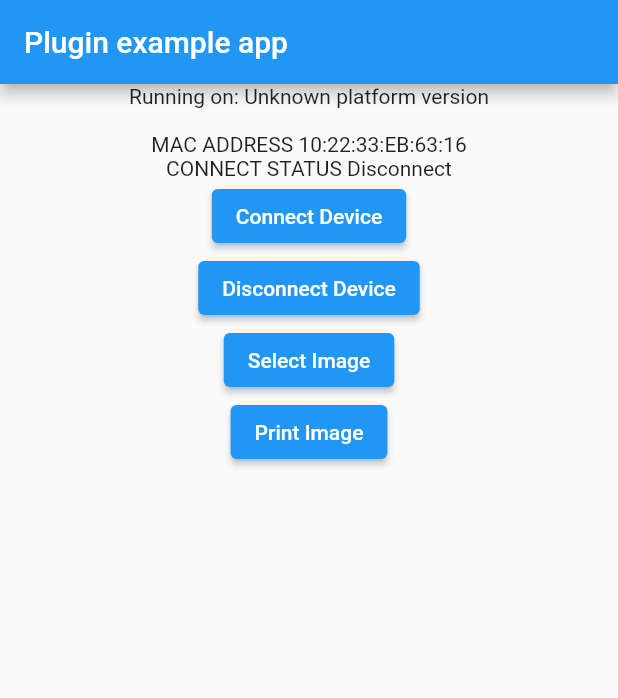
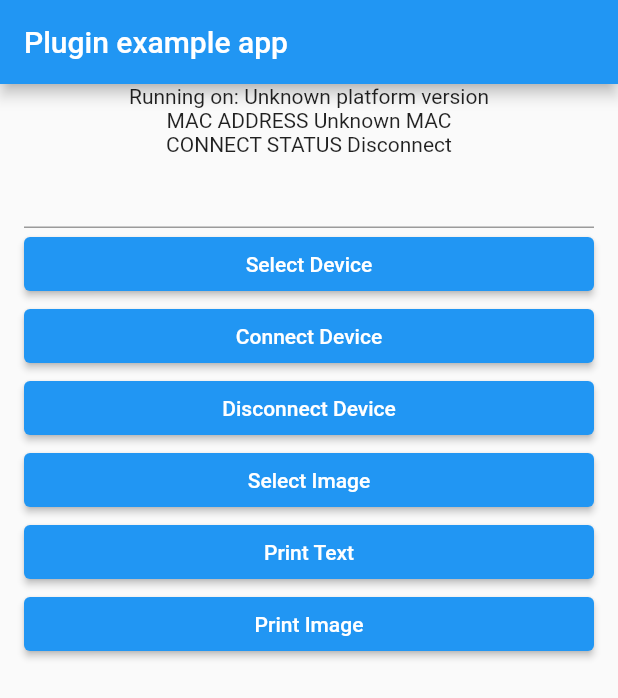
Before and after one commit to KyawSoeW1n/xprinter_print_image_plugin, a Flutter app: the screen it shows after launch, after a tap on "Connect Device", on a phone screen of 412 x 824 dp. Shown: the top 698 px of the screen. Run offline on Flutter 3.47's test engine with Material 2 defaults, Android fonts, the phone set to English and light mode, and no system bars; our stand-ins replace flutter_blue_plus, image_picker, plugin_platform_interface.

Commit message:
Implement Print Text with Status

```diff
--- /dev/null
+++ b/example/lib/bluetooth_device_vo.dart
@@ -0,0 +1,11 @@
+import 'package:flutter_blue_plus/flutter_blue_plus.dart';
+
+class BluetoothDeviceVO {
+  final DeviceIdentifier deviceIdentifier;
+  final String deviceName;
+
+  BluetoothDeviceVO(
+    this.deviceIdentifier,
+    this.deviceName,
+  );
+}
--- a/example/lib/main.dart
+++ b/example/lib/main.dart
@@ -1,13 +1,5 @@
-import 'dart:async';
-import 'dart:developer';
-import 'dart:io';
-
 import 'package:flutter/material.dart';
-import 'package:flutter/services.dart';
-import 'package:flutter_blue_plus/flutter_blue_plus.dart';
-import 'package:image_picker/image_picker.dart';
-import 'package:xprinter_print_image_plugin/connect_status.dart';
-import 'package:xprinter_print_image_plugin/xprinter_print_image_plugin.dart';
+import 'package:xprinter_print_image_plugin_example/print_screen.dart';
 
 void main() {
   runApp(const MyApp());
@@ -21,149 +13,10 @@ class MyApp extends StatefulWidget {
 }
 
 class _MyAppState extends State<MyApp> {
-  String _platformVersion = 'Unknown';
-  String bluetoothMacAddress = 'Unknown MAC';
-  String connectStatus = "Disconnect";
-
-  final _xprinterPrintImagePlugin = XprinterPrintImagePlugin();
-
-  @override
-  void initState() {
-    super.initState();
-    initPlatformState();
-    XprinterPrintImagePlugin.onPrintStatus().listen((event) {
-      log('onPrint Status $event');
-    });
-    _getBluetoothMacAddress();
-  }
-
-  void _getBluetoothMacAddress() async {
-    try {
-      if (await FlutterBluePlus.isAvailable == false) {
-        log("Bluetooth not supported by this device");
-        return;
-      }
-      if (Platform.isAndroid) {
-        await FlutterBluePlus.turnOn();
-      }
-
-// wait bluetooth to be on & print states
-// note: for iOS the initial state is typically BluetoothAdapterState.unknown
-// note: if you have permissions issues you will get stuck at BluetoothAdapterState.unauthorized
-      await FlutterBluePlus.adapterState
-          .map((s) {
-            log(">>> $s ${s.name}");
-            return s;
-          })
-          .where((s) => s == BluetoothAdapterState.on)
-          .first;
-    } catch (e) {
-      print('Error: $e');
-      setState(() {
-        bluetoothMacAddress = 'Error: $e';
-      });
-    }
-
-    Set<DeviceIdentifier> seen = {};
-    await FlutterBluePlus.startScan();
-    FlutterBluePlus.scanResults.listen((results) {
-      for (ScanResult r in results) {
-        if (seen.contains(r.device.remoteId) == false) {
-          log('SCAN RESULT ${r.device.remoteId}: "${r.device.localName}" found! rssi: ${r.rssi} .. ${r.device}');
-          seen.add(r.device.remoteId);
-        }
-      }
-    });
-    bluetoothMacAddress = "10:22:33:EB:63:16";
-  }
-
-  // Platform messages are asynchronous, so we initialize in an async method.
-  Future<void> initPlatformState() async {
-    String platformVersion;
-    // Platform messages may fail, so we use a try/catch PlatformException.
-    // We also handle the message potentially returning null.
-    try {
-      platformVersion = await _xprinterPrintImagePlugin.getPlatformVersion() ??
-          'Unknown platform version';
-    } on PlatformException {
-      platformVersion = 'Failed to get platform version.';
-    }
-
-    // If the widget was removed from the tree while the asynchronous platform
-    // message was in flight, we want to discard the reply rather than calling
-    // setState to update our non-existent appearance.
-    if (!mounted) return;
-
-    setState(() {
-      _platformVersion = platformVersion;
-    });
-  }
-
   @override
   Widget build(BuildContext context) {
-    return MaterialApp(
-      home: Scaffold(
-        appBar: AppBar(
-          title: const Text('Plugin example app'),
-        ),
-        body: Center(
-          child: Column(
-            children: [
-              Text('Running on: $_platformVersion\n'),
-              Text('MAC ADDRESS $bluetoothMacAddress'),
-              Text('CONNECT STATUS $connectStatus'),
-              ElevatedButton(
-                onPressed: connectDevice,
-                child: const Text("Connect Device"),
-              ),
-              ElevatedButton(
-                onPressed: disconnectDevice,
-                child: const Text("Disconnect Device"),
-              ),
-              ElevatedButton(
-                onPressed: pickImage,
-                child: const Text("Select Image"),
-              ),
-              ElevatedButton(
-                onPressed: selectImage,
-                child: const Text("Print Image"),
-              ),
-            ],
-          ),
-        ),
-      ),
+    return const MaterialApp(
+      home: PrinterScreen(),
     );
   }
-
-  void selectImage() {
-    XprinterPrintImagePlugin.platformVersion;
-    log("Select Image");
-  }
-
-  void connectDevice() {
-    XprinterPrintImagePlugin.connectDevice(
-      macAddress: bluetoothMacAddress,
-    ).then((res) {
-      if (res == ConnectStatus.connectSuccess.code) {
-        connectStatus = "Connected";
-      } else {
-        connectStatus = "Disconnect";
-      }
-      setState(() {});
-    });
-  }
-
-  pickImage() async {
-    final ImagePicker picker = ImagePicker();
-    final result = await picker.pickImage(source: ImageSource.gallery);
-    if (result != null) printImage(result.path);
-  }
-
-  printImage(String filePath) {
-    XprinterPrintImagePlugin.printImage(filePath: filePath);
-  }
-
-  void disconnectDevice() {
-    XprinterPrintImagePlugin.disconnectDevice();
-  }
 }
--- /dev/null
+++ b/example/lib/print_screen.dart
@@ -0,0 +1,173 @@
+import 'dart:developer';
+
+import 'package:flutter/material.dart';
+import 'package:flutter/services.dart';
+import 'package:image_picker/image_picker.dart';
+import 'package:xprinter_print_image_plugin/connect_status.dart';
+import 'package:xprinter_print_image_plugin/xprinter_print_image_plugin.dart';
+
+import 'bluetooth_device_vo.dart';
+import 'device_list_screen.dart';
+
+class PrinterScreen extends StatefulWidget {
+  const PrinterScreen({super.key});
+
+  @override
+  State<PrinterScreen> createState() => _PrinterScreenState();
+}
+
+class _PrinterScreenState extends State<PrinterScreen> {
+  String _platformVersion = 'Unknown';
+
+  String bluetoothMacAddress = 'Unknown MAC';
+  String connectStatus = "Disconnect";
+  final TextEditingController textEditingController = TextEditingController();
+
+  final _xprinterPrintImagePlugin = XprinterPrintImagePlugin();
+
+  @override
+  void initState() {
+    super.initState();
+    initPlatformState();
+    XprinterPrintImagePlugin.onPrinterStatus().listen((event) {
+      log('onPrinter Status $event');
+    });
+  }
+
+  // Platform messages are asynchronous, so we initialize in an async method.
+  Future<void> initPlatformState() async {
+    String platformVersion;
+    // Platform messages may fail, so we use a try/catch PlatformException.
+    // We also handle the message potentially returning null.
+    try {
+      platformVersion = await _xprinterPrintImagePlugin.getPlatformVersion() ??
+          'Unknown platform version';
+    } on PlatformException {
+      platformVersion = 'Failed to get platform version.';
+    }
+
+    // If the widget was removed from the tree while the asynchronous platform
+    // message was in flight, we want to discard the reply rather than calling
+    // setState to update our non-existent appearance.
+    if (!mounted) return;
+
+    setState(() {
+      _platformVersion = platformVersion;
+    });
+  }
+
+  @override
+  Widget build(BuildContext context) {
+    return Scaffold(
+      appBar: AppBar(
+        title: const Text('Plugin example app'),
+      ),
+      body: Center(
+        child: Padding(
+          padding: const EdgeInsets.symmetric(
+            horizontal: 16.0,
+          ),
+          child: Column(
+            crossAxisAlignment: CrossAxisAlignment.stretch,
+            children: [
+              Column(
+                children: [
+                  Text('Running on: $_platformVersion'),
+                  Text('MAC ADDRESS $bluetoothMacAddress'),
+                  Text('CONNECT STATUS $connectStatus'),
+                ],
+              ),
+              TextField(
+                controller: textEditingController,
+              ),
+              ElevatedButton(
+                onPressed: () async {
+                  final result = await Navigator.push(
+                    context,
+                    MaterialPageRoute(builder: (context) {
+                      return DeviceListScreen();
+                    }),
+                  );
+
+                  BluetoothDeviceVO bluetoothDeviceVO = result;
+                  bluetoothMacAddress = "${bluetoothDeviceVO.deviceIdentifier}";
+                  log(">>>>> ${bluetoothDeviceVO.deviceIdentifier}");
+
+                  log(">>>>> ${bluetoothDeviceVO.deviceName}");
+                },
+                child: const Text("Select Device"),
+              ),
+              ElevatedButton(
+                onPressed: connectDevice,
+                child: const Text("Connect Device"),
+              ),
+              ElevatedButton(
+                onPressed: disconnectDevice,
+                child: const Text("Disconnect Device"),
+              ),
+              ElevatedButton(
+                onPressed: pickImage,
+                child: const Text("Select Image"),
+              ),
+              ElevatedButton(
+                onPressed: printText,
+                child: const Text("Print Text"),
+              ),
+              ElevatedButton(
+                onPressed: selectImage,
+                child: const Text("Print Image"),
+              ),
+            ],
+          ),
+        ),
+      ),
+    );
+  }
+
+  void selectImage() {
+    XprinterPrintImagePlugin.platformVersion;
+    log("Select Image");
+  }
+
+  void connectDevice() {
+    XprinterPrintImagePlugin.connectDevice(
+      macAddress: bluetoothMacAddress,
+    ).then((res) {
+      if (res == ConnectStatus.connectSuccess.code) {
+        connectStatus = "Connected";
+      } else {
+        connectStatus = "Disconnect";
+      }
+      setState(() {});
+    });
+  }
+
+  pickImage() async {
+    final ImagePicker picker = ImagePicker();
+    final result = await picker.pickImage(source: ImageSource.gallery);
+    if (result != null) printImage(result.path);
+  }
+
+  printText() async {
+    final text = textEditingController.text.toString().trim();
+    if (text.isEmpty) {
+      return;
+    }
+    XprinterPrintImagePlugin.printText(
+      text: text,
+      feedLine: 5,
+      distance: 3,
+    );
+  }
+
+  printImage(
+    String filePath, {
+    double? imageWidth,
+  }) {
+    XprinterPrintImagePlugin.printImage(filePath: filePath);
+  }
+
+  void disconnectDevice() {
+    XprinterPrintImagePlugin.disconnectDevice();
+  }
+}
--- /dev/null
+++ b/lib/print_status.dart
@@ -0,0 +1,8 @@
+enum ConnectStatus {
+  printTextSuccess(111),
+  printImageSuccess(222);
+
+  final int code;
+
+  const ConnectStatus(this.code);
+}
--- a/lib/xprinter_print_image_plugin.dart
+++ b/lib/xprinter_print_image_plugin.dart
@@ -21,7 +21,7 @@ class XprinterPrintImagePlugin {
     return version;
   }
 
-  static Stream<dynamic> onPrintStatus() {
+  static Stream<dynamic> onPrinterStatus() {
     _streamPrintStatus = _eventChannel.receiveBroadcastStream();
     return _streamPrintStatus!;
   }
@@ -33,10 +33,51 @@ class XprinterPrintImagePlugin {
     return data;
   }
 
-  static Future<int> printImage({required String filePath}) async {
-    final data = await _channel.invokeMethod('printImage', {
-      'bitmap': filePath,
-    });
+  static Future<int> printImage({
+    required String filePath,
+    int? imageWidth,
+    int? feedLine,
+    int? distance,
+  }) async {
+    final Map<String, dynamic> arguments = {
+      'filePath': filePath,
+    };
+    if (imageWidth != null) {
+      arguments["imageWidth"] = imageWidth;
+    }
+    if (distance != null) {
+      arguments["distance"] = distance;
+    }
+    if (feedLine != null) {
+      arguments["feedLine"] = feedLine;
+    }
+    final data = await _channel.invokeMethod(
+      'printImage',
+      arguments,
+    );
+    return data;
+  }
+
+  static Future<int> printText({
+    required String text,
+    int? feedLine,
+    int? distance,
+  }) async {
+    final Map<String, dynamic> arguments = {
+      'text': text,
+    };
+
+    if (feedLine != null) {
+      arguments["feedLine"] = feedLine;
+    }
+    if (distance != null) {
+      arguments["distance"] = distance;
+    }
+
+    final data = await _channel.invokeMethod(
+      'printText',
+      arguments,
+    );
     return data;
   }
 
```
Also changed, not shown: example/lib/device_list_screen.dart (added, +131 -0 lines), 2 other files.
